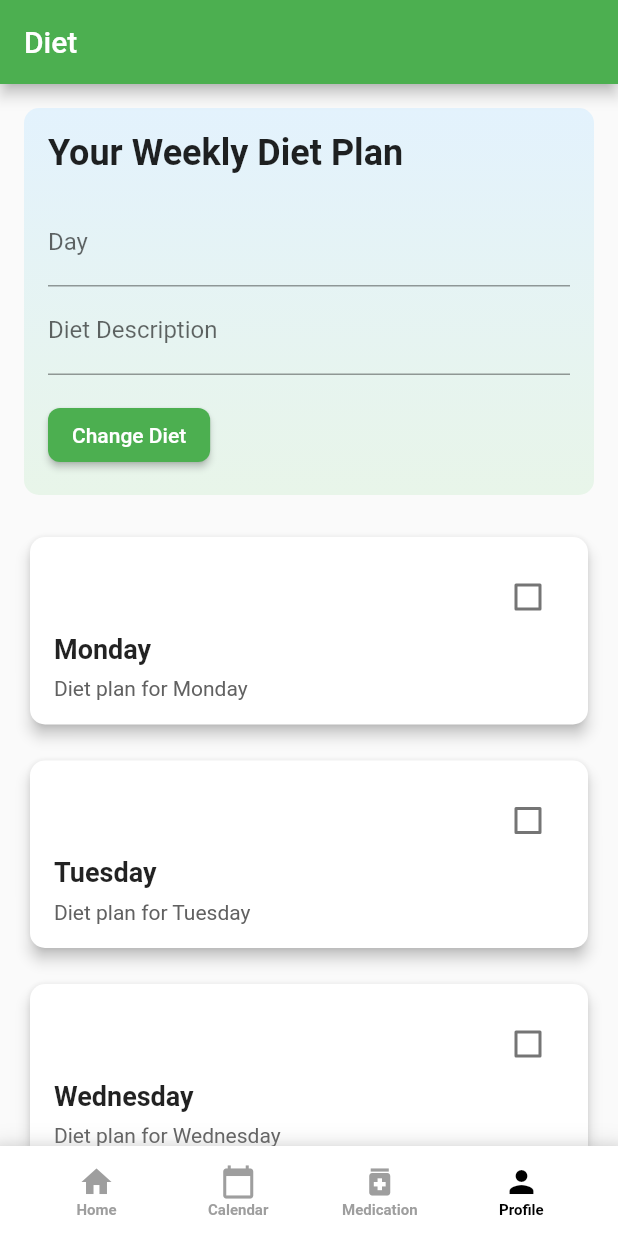
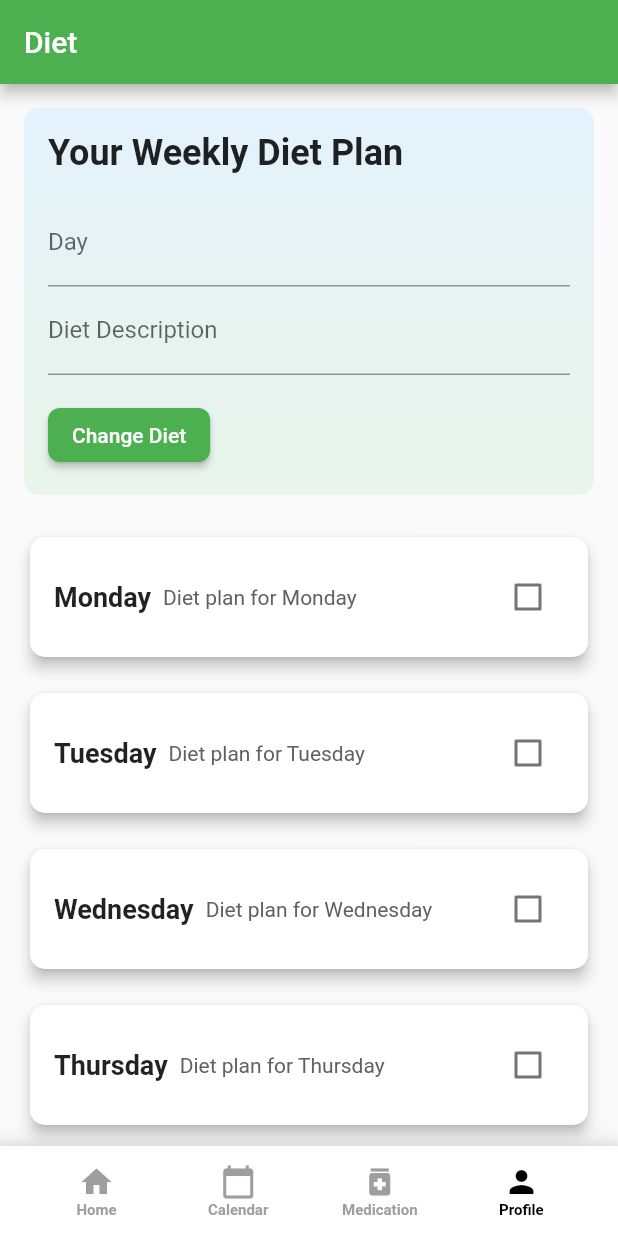
Before and after one commit to navaneethkulal8/hacktofuturehealthcare, a Flutter app: the screen it shows after launch, item 4 of the bottom bar chosen, on a phone screen of 412 x 824 dp. Run offline on Flutter 3.47's test engine with Material 2 defaults, Android fonts, the phone set to English and light mode, and no system bars; our stand-ins replace firebase_auth; accounts and stored records are empty.

Commit message:
ui changes of diet page

```diff
--- a/lib/pages/profilepage.dart
+++ b/lib/pages/profilepage.dart
@@ -139,16 +139,8 @@ class _ProfilePageState extends State<ProfilePage> {
           ),
           child: Padding(
             padding: const EdgeInsets.all(16.0),
-            child: Column(
-              crossAxisAlignment: CrossAxisAlignment.start,
+            child: Row(
               children: [
-                Align(
-                  alignment: Alignment.topRight,
-                  child: Checkbox(
-                    value: false,
-                    onChanged: (bool? value) {},
-                  ),
-                ),
                 Text(
                   day,
                   style: TextStyle(
@@ -156,7 +148,7 @@ class _ProfilePageState extends State<ProfilePage> {
                     fontWeight: FontWeight.bold,
                   ),
                 ),
-                const SizedBox(height: 8.0),
+                SizedBox(width: 8.0), // Add spacing between day and checkbox
                 Text(
                   selectedDay == day
                       ? selectedSubtitle.isNotEmpty
@@ -168,6 +160,11 @@ class _ProfilePageState extends State<ProfilePage> {
                     color: Colors.grey.shade700,
                   ),
                 ),
+                Spacer(),
+                Checkbox(
+                  value: false,
+                  onChanged: (bool? value) {},
+                ),
               ],
             ),
           ),
```
